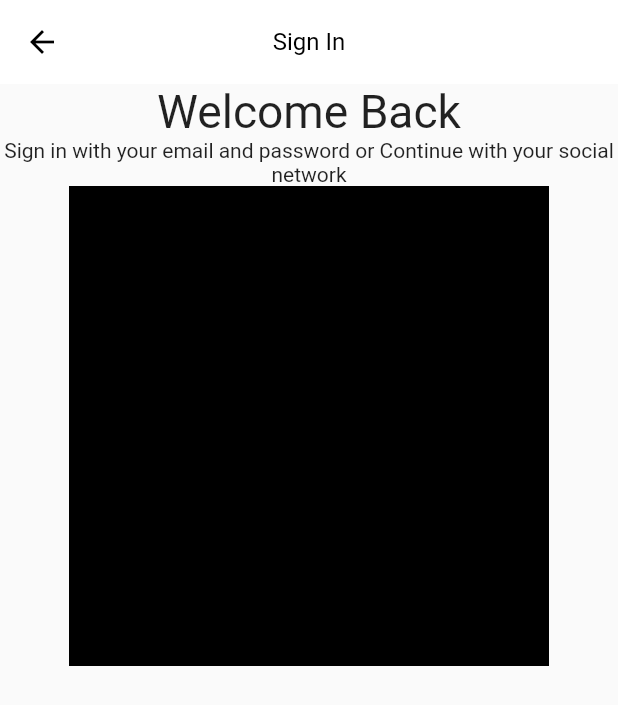
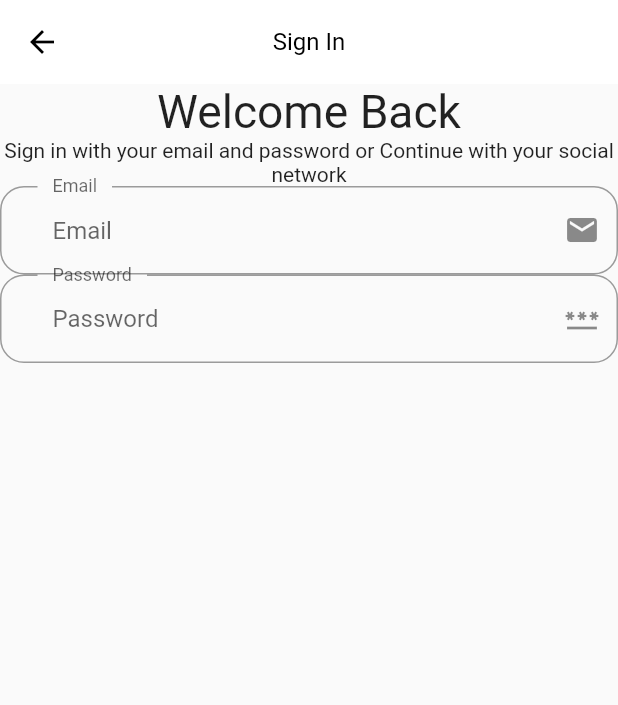
Before and after one commit to mehedi481/E-commerce-App-UI-Flutter, a Flutter app: the screen it shows after launch, after a tap on "Continue", on a phone screen of 412 x 824 dp. Shown: the top 705 px of the screen. Run offline on Flutter 3.47's test engine with Material 2 defaults, Android fonts, the phone set to English and light mode, and no system bars; our stand-ins replace google_fonts.

Commit message:
text field added

```diff
--- /dev/null
+++ b/lib/components/textFormField.dart
@@ -0,0 +1,81 @@
+import 'package:flutter/material.dart';
+
+class CustomTextFormField extends StatefulWidget {
+  const CustomTextFormField({Key? key}) : super(key: key);
+
+  @override
+  _CustomTextFormFieldState createState() => _CustomTextFormFieldState();
+}
+
+class _CustomTextFormFieldState extends State<CustomTextFormField> {
+  @override
+  Widget build(BuildContext context) {
+    return Column(
+      children: [
+        EmailTextField(
+          text: "Email",
+          icon: Icon(Icons.email),
+        ),
+        PasswordTextField(
+          text: "Password",
+          icon: Icon(Icons.password),
+        ),
+      ],
+    );
+  }
+}
+
+class PasswordTextField extends StatelessWidget {
+  const PasswordTextField({
+    Key? key,
+    this.text,
+    this.icon,
+  }) : super(key: key);
+  final text;
+  final icon;
+
+  @override
+  Widget build(BuildContext context) {
+    return TextFormField(
+      decoration: InputDecoration(
+        labelText: text,
+        hintText: text,
+        contentPadding:
+            const EdgeInsets.symmetric(horizontal: 35, vertical: 20),
+        floatingLabelBehavior: FloatingLabelBehavior.always,
+        border: OutlineInputBorder(
+          borderRadius: BorderRadius.circular(16),
+          gapPadding: 10,
+        ),
+        suffixIcon: icon,
+      ),
+    );
+  }
+}
+
+class EmailTextField extends StatelessWidget {
+  const EmailTextField({
+    Key? key,
+    this.text,
+    this.icon,
+  }) : super(key: key);
+  final text;
+  final icon;
+  @override
+  Widget build(BuildContext context) {
+    return TextFormField(
+      decoration: InputDecoration(
+        labelText: text,
+        hintText: text,
+        contentPadding:
+            const EdgeInsets.symmetric(horizontal: 35, vertical: 20),
+        floatingLabelBehavior: FloatingLabelBehavior.always,
+        border: OutlineInputBorder(
+          borderRadius: BorderRadius.circular(16),
+          gapPadding: 10,
+        ),
+        suffixIcon: icon,
+      ),
+    );
+  }
+}
--- a/lib/pages/signIn_page/components/body.dart
+++ b/lib/pages/signIn_page/components/body.dart
@@ -1,3 +1,4 @@
+import 'package:e_commerce_app_ui/components/textFormField.dart';
 import 'package:e_commerce_app_ui/helpers/size_config/size_config.dart';
 import 'package:flutter/material.dart';
 
@@ -23,27 +24,9 @@ class Body extends StatelessWidget {
             "Sign in with your email and password or Continue with your social network",
             textAlign: TextAlign.center,
           ),
-          CustomTextFormField()
+          CustomTextFormField(),
         ],
       ),
     ));
   }
 }
-
-class CustomTextFormField extends StatefulWidget {
-  const CustomTextFormField({Key? key}) : super(key: key);
-
-  @override
-  _CustomTextFormFieldState createState() => _CustomTextFormFieldState();
-}
-
-class _CustomTextFormFieldState extends State<CustomTextFormField> {
-  @override
-  Widget build(BuildContext context) {
-    return Container(
-      height: 320,
-      width: 320,
-      color: Colors.black,
-    );
-  }
-}
```
